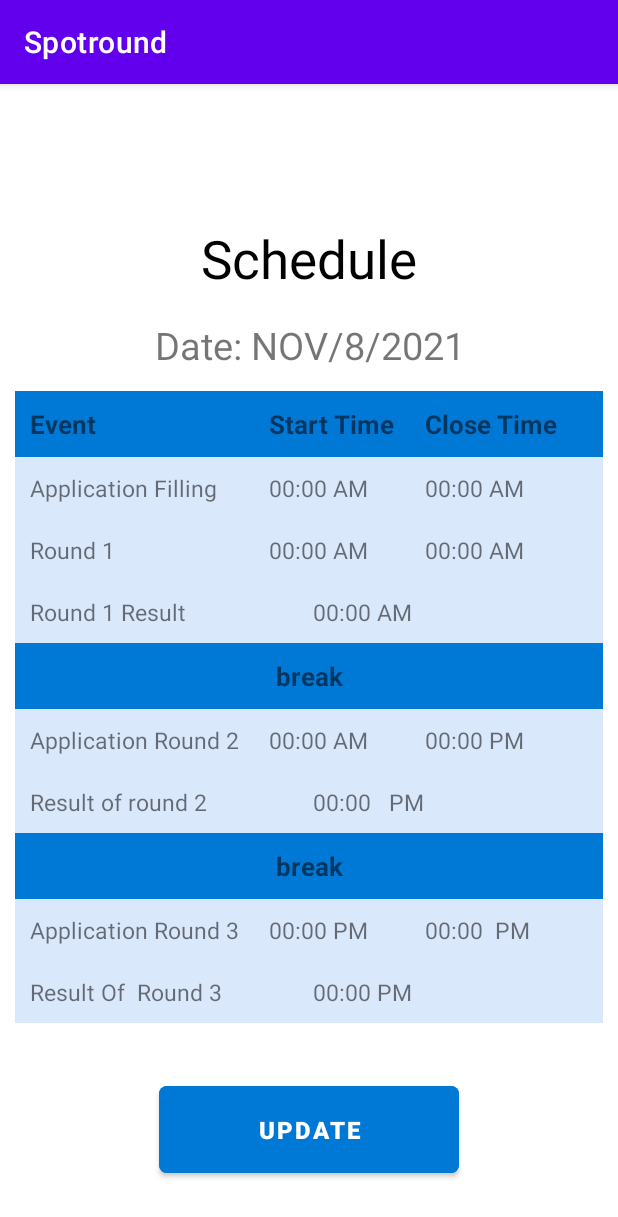
After one commit to SpotRoundProject/Main, an Android app: the setSchedule screen opened directly, with no data from a screen before it, on a phone screen of 412 x 824 dp. The commit adds this screen. Shown: the top 1217 px of the screen. Run offline under Robolectric (Android 15) with nearby library versions, the phone set to English and light mode, and no system bars; our stand-ins replace Firebase (no records; nobody signed in at launch, a user with empty details on screens opened directly).

Commit message:
set Schedule

```diff
--- a/app/src/main/AndroidManifest.xml
+++ b/app/src/main/AndroidManifest.xml
@@ -13,7 +13,8 @@
         android:roundIcon="@mipmap/ic_launcher_round"
         android:supportsRtl="true"
         android:theme="@style/Theme.Spotround">
-        <activity android:name=".CandidateList"/>
+        <activity android:name=".setSchedule"></activity>
+        <activity android:name=".CandidateList" />
         <activity android:name=".ResultActivity" />
         <activity
             android:name=".UpdateVacancy"
--- a/app/src/main/java/com/example/spotround/InstituteActivity.java
+++ b/app/src/main/java/com/example/spotround/InstituteActivity.java
@@ -124,6 +124,12 @@ public class InstituteActivity extends AppCompatActivity {
             @Override
             public void onClick(View v) {
                 startActivity(new Intent(InstituteActivity.this, UpdateVacancy.class));
+            }
+        });
+        binding.setSchedule.setOnClickListener(new View.OnClickListener() {
+            @Override
+            public void onClick(View v) {
+                startActivity(new Intent(InstituteActivity.this, setSchedule.class));
             }
         });
     }
--- /dev/null
+++ b/app/src/main/java/com/example/spotround/setSchedule.java
@@ -0,0 +1,241 @@
+package com.example.spotround;
+
+import androidx.appcompat.app.AppCompatActivity;
+
+import android.app.AlertDialog;
+import android.app.DatePickerDialog;
+import android.app.TimePickerDialog;
+import android.os.Bundle;
+import android.view.View;
+import android.widget.DatePicker;
+import android.widget.TimePicker;
+
+import com.example.spotround.databinding.ActivitySetScheduleBinding;
+import com.example.spotround.modle.Schedule;
+import com.google.firebase.firestore.DocumentReference;
+import com.google.firebase.firestore.FirebaseFirestore;
+
+import java.util.Calendar;
+import java.util.Locale;
+
+public class setSchedule extends AppCompatActivity {
+    ActivitySetScheduleBinding binding;
+    private DatePickerDialog datePickerDialog;
+    int hour, minute;
+    FirebaseFirestore fireStore;
+    DocumentReference reference;
+    Schedule schedule;
+    @Override
+    protected void onCreate(Bundle savedInstanceState) {
+        super.onCreate(savedInstanceState);
+        binding = ActivitySetScheduleBinding.inflate(getLayoutInflater());
+        setContentView(binding.getRoot());
+        initDatePicker();
+        fireStore = FirebaseFirestore.getInstance();
+        reference = fireStore.collection("Schedule").document("schedule");
+        binding.updatebutton.setOnClickListener(new View.OnClickListener() {
+            @Override
+            public void onClick(View v) {
+                schedule = new Schedule(binding.date.getText().toString(),binding.applicationFillingStart.getText().toString(),binding.applicationFillingEnd.getText().toString(),binding.round1Start.getText().toString(),binding.round1End.getText().toString(),binding.R1Result.getText().toString(),binding.round2Start.getText().toString(),binding.round2End.getText().toString(),binding.R2Result.getText().toString(),binding.round3Start.getText().toString(),binding.round3End.getText().toString(),binding.R3Result.getText().toString());
+                reference.set(schedule);
+            }
+        });
+
+
+
+
+        binding.date.setText("Date: "+getTodaysDate());
+
+        binding.date.setOnClickListener(new View.OnClickListener() {
+            @Override
+            public void onClick(View v) {
+                datePickerDialog.show();
+
+
+
+            }
+        });
+        binding.applicationFillingStart.setOnClickListener(new View.OnClickListener() {
+            @Override
+            public void onClick(View v) {
+                popTimePicker( "applicationFillingStart");
+
+            }
+        });
+        binding.applicationFillingEnd.setOnClickListener(new View.OnClickListener() {
+            @Override
+            public void onClick(View v) {
+                popTimePicker( "applicationFillingEnd");
+            }
+        });
+        binding.round1Start.setOnClickListener(new View.OnClickListener() {
+            @Override
+            public void onClick(View v) {
+                popTimePicker( "round1Start");
+            }
+        });
+        binding.round1End.setOnClickListener(new View.OnClickListener() {
+            @Override
+            public void onClick(View v) {
+                popTimePicker( "round1End");
+            }
+        });
+        binding.R1Result.setOnClickListener(new View.OnClickListener() {
+            @Override
+            public void onClick(View v) {
+                popTimePicker( "R1Result");
+            }
+        });
+        binding.round2Start.setOnClickListener(new View.OnClickListener() {
+            @Override
+            public void onClick(View v) {
+                popTimePicker( "round2Start");
+            }
+        });
+        binding.round2End.setOnClickListener(new View.OnClickListener() {
+            @Override
+            public void onClick(View v) {
+                popTimePicker( "round2End");
+            }
+        });
+        binding.R2Result.setOnClickListener(new View.OnClickListener() {
+            @Override
+            public void onClick(View v) {
+                popTimePicker( "R2Result");
+            }
+        });
+        binding.round3Start.setOnClickListener(new View.OnClickListener() {
+            @Override
+            public void onClick(View v) {
+                popTimePicker( "round3Start");
+            }
+        });
+        binding.round3End.setOnClickListener(new View.OnClickListener() {
+            @Override
+            public void onClick(View v) {
+                popTimePicker( "round3End");
+            }
+        });
+        binding.R3Result.setOnClickListener(new View.OnClickListener() {
+            @Override
+            public void onClick(View v) {
+                popTimePicker( "R3Result");
+            }
+        });
+
+
+    }
+    public void popTimePicker(String button)
+    {
+        TimePickerDialog.OnTimeSetListener onTimeSetListener = new TimePickerDialog.OnTimeSetListener()
+        {
+            @Override
+            public void onTimeSet(TimePicker timePicker, int selectedHour, int selectedMinute)
+            {
+                hour = selectedHour;
+                minute = selectedMinute;
+                switch (button)
+                {
+                    case "applicationFillingStart" : binding.applicationFillingStart.setText(String.format(Locale.getDefault(), "%02d:%02d",hour, minute));
+                                                    break;
+                    case "applicationFillingEnd"   : binding.applicationFillingEnd.setText(String.format(Locale.getDefault(), "%02d:%02d",hour, minute));
+                                                    break;
+                    case "round1Start"              : binding.round1Start.setText(String.format(Locale.getDefault(), "%02d:%02d",hour, minute));
+                        break;
+                    case "round1End"              : binding.round1End.setText(String.format(Locale.getDefault(), "%02d:%02d",hour, minute));
+                        break;
+                    case "round2Start"              : binding.round2Start.setText(String.format(Locale.getDefault(), "%02d:%02d",hour, minute));
+                        break;
+                    case "round2End"              : binding.round2End.setText(String.format(Locale.getDefault(), "%02d:%02d",hour, minute));
+                        break;
+                    case "R1Result"              : binding.R1Result.setText(String.format(Locale.getDefault(), "%02d:%02d",hour, minute));
+                        break;
+                    case "round3Start"              : binding.round3Start.setText(String.format(Locale.getDefault(), "%02d:%02d",hour, minute));
+                        break;
+                    case "R2Result"              : binding.R2Result.setText(String.format(Locale.getDefault(), "%02d:%02d",hour, minute));
+                        break;
+                    case "round3End"              : binding.round3End.setText(String.format(Locale.getDefault(), "%02d:%02d",hour, minute));
+                        break;
+                    case "R3Result"              : binding.R3Result.setText(String.format(Locale.getDefault(), "%02d:%02d",hour, minute));
+                        break;
+                }
+                binding.applicationFillingStart.setText(String.format(Locale.getDefault(), "%02d:%02d",hour, minute));
+            }
+        };
+
+        // int style = AlertDialog.THEME_HOLO_DARK;
+
+        TimePickerDialog timePickerDialog = new TimePickerDialog(this, /*style,*/ onTimeSetListener, hour, minute, true);
+
+        timePickerDialog.setTitle("Select Time");
+        timePickerDialog.show();
+    }
+
+
+    private String getTodaysDate()
+    {
+        Calendar cal = Calendar.getInstance();
+        int year =cal.get(Calendar.YEAR);
+        int month = cal.get(Calendar.MONTH);
+        month=month+1;
+        int day = cal.get(Calendar.DAY_OF_MONTH);
+        return makeDateString(day , month,year);
+
+    }
+    private void initDatePicker()
+    {
+        DatePickerDialog.OnDateSetListener dateSetListener = new DatePickerDialog.OnDateSetListener()
+        {
+            @Override
+            public void onDateSet(DatePicker datePicker, int year , int month, int day)
+            {
+                month = month+1;
+                String date = makeDateString(day, month, year);
+                binding.date.setText("Date: "+date);
+
+            }
+        } ;
+        Calendar cal = Calendar.getInstance();
+        int year =cal.get(Calendar.YEAR);
+        int month = cal.get(Calendar.MONTH);
+        int day = cal.get(Calendar.DAY_OF_MONTH);
+        int style = AlertDialog.THEME_HOLO_LIGHT;
+        datePickerDialog = new DatePickerDialog(this,style,dateSetListener,year ,month ,day);
+    }
+
+    private String makeDateString(int day, int month, int year)
+    {
+        return getMonthFormat(month)+"/"+day+ "/"+year;
+    }
+
+    private String getMonthFormat(int month)
+    {
+        if(month == 1)
+            return "JAN";
+        if(month == 2)
+            return "FEB";
+        if(month == 3)
+            return "MAR";
+        if(month == 4)
+            return "APR";
+        if(month == 5)
+            return "MAY";
+        if(month == 6)
+            return "JUNE";
+        if(month == 7)
+            return "JULY";
+        if(month == 8)
+            return "AUG";
+        if(month == 9)
+            return "SEP";
+        if(month == 10)
+            return "OCT";
+        if(month == 11)
+            return "NOV";
+        if(month == 12)
+            return "DEC";
+        return "JAN";
+    }
+
+
+}
--- /dev/null
+++ b/app/src/main/res/layout/activity_set_schedule.xml
@@ -0,0 +1,298 @@
+<?xml version="1.0" encoding="utf-8"?>
+<androidx.constraintlayout.widget.ConstraintLayout xmlns:android="http://schemas.android.com/apk/res/android"
+    xmlns:app="http://schemas.android.com/apk/res-auto"
+    xmlns:tools="http://schemas.android.com/tools"
+    android:layout_width="match_parent"
+    android:layout_height="match_parent"
+    android:backgroundTint="#55ACDC"
+    tools:context=".setSchedule">
+
+    <TableLayout
+        android:id="@+id/tableLayout"
+        android:layout_width="match_parent"
+        android:layout_height="wrap_content"
+        android:layout_marginTop="50dp"
+        android:layout_marginBottom="100dp"
+        android:paddingLeft="10dp"
+        android:paddingRight="10dp"
+        app:layout_constraintBottom_toBottomOf="parent"
+        app:layout_constraintEnd_toEndOf="parent"
+        app:layout_constraintStart_toStartOf="parent"
+        app:layout_constraintTop_toTopOf="parent"
+        tools:context=".MainActivity">
+
+        <TextView
+            android:layout_width="wrap_content"
+            android:layout_height="56dp"
+            android:layout_weight="0"
+            android:text="Schedule"
+            android:textAlignment="center"
+            android:textColor="#000"
+            android:textSize="35sp" />
+
+        <TextView
+            android:id="@+id/date"
+            android:layout_width="wrap_content"
+            android:layout_height="56dp"
+            android:layout_weight="0"
+            android:gravity="center"
+            android:paddingBottom="5dp"
+            android:text="Date: DD/MM/YYYY"
+            android:textAlignment="center"
+            android:textSize="25sp" />
+
+        <TableRow
+            android:background="#0079D6"
+            android:padding="10dp">
+
+            <TextView
+                android:layout_width="wrap_content"
+                android:layout_height="wrap_content"
+                android:layout_weight="1"
+                android:text="Event"
+                android:textSize="17sp"
+                android:textStyle="bold" />
+
+            <TextView
+                android:layout_width="wrap_content"
+                android:layout_height="wrap_content"
+                android:layout_weight="1"
+                android:text="Start Time"
+                android:textSize="17sp"
+                android:textStyle="bold" />
+
+            <TextView
+                android:layout_width="wrap_content"
+                android:layout_height="wrap_content"
+                android:layout_weight="1"
+                android:text="Close Time"
+                android:textSize="17sp"
+                android:textStyle="bold" />
+        </TableRow>
+
+        <TableRow
+            android:background="#DAE8FC"
+            android:padding="10dp">
+
+            <TextView
+                android:layout_width="wrap_content"
+                android:layout_height="wrap_content"
+                android:layout_weight="1"
+                android:text="Application Filling"
+                android:textSize="15sp" />
+
+            <TextView
+                android:id="@+id/applicationFillingStart"
+                android:layout_width="wrap_content"
+                android:layout_height="wrap_content"
+                android:layout_weight="1"
+                android:text="00:00 AM"
+                android:textSize="15sp" />
+
+            <TextView
+                android:id="@+id/applicationFillingEnd"
+                android:layout_width="wrap_content"
+                android:layout_height="wrap_content"
+                android:layout_weight="1"
+                android:text="00:00 AM"
+                android:textSize="15sp" />
+        </TableRow>
+
+        <TableRow
+            android:background="#DAE8FC"
+            android:padding="10dp">
+
+            <TextView
+                android:layout_width="wrap_content"
+                android:layout_height="wrap_content"
+                android:layout_weight="1"
+                android:text="Round 1"
+                android:textSize="15sp" />
+
+            <TextView
+                android:id="@+id/round1Start"
+                android:layout_width="wrap_content"
+                android:layout_height="wrap_content"
+                android:layout_weight="1"
+                android:text="00:00 AM"
+                android:textSize="15sp" />
+
+            <TextView
+                android:id="@+id/round1End"
+                android:layout_width="wrap_content"
+                android:layout_height="wrap_content"
+                android:layout_weight="1"
+                android:text="00:00 AM"
+                android:textSize="15sp" />
+        </TableRow>
+
+        <TableRow
+            android:background="#DAE8FC"
+            android:padding="10dp">
+
+            <TextView
+                android:layout_width="wrap_content"
+                android:layout_height="wrap_content"
+                android:layout_weight="0.5"
+                android:text="Round 1 Result "
+                android:textSize="15sp" />
+
+            <TextView
+                android:id="@+id/R1Result"
+                android:layout_width="wrap_content"
+                android:layout_height="wrap_content"
+                android:layout_weight="1"
+                android:text="00:00 AM"
+                android:textSize="15dp" />
+
+        </TableRow>
+
+        <TableRow
+            android:background="#0079D6"
+            android:padding="10dp">
+
+            <TextView
+                android:layout_width="wrap_content"
+                android:layout_height="wrap_content"
+                android:layout_weight="1"
+                android:text="break"
+                android:textAlignment="center"
+                android:textSize="17sp"
+                android:textStyle="bold" />
+
+        </TableRow>
+
+        <TableRow
+            android:background="#DAE8FC"
+            android:padding="10dp">
+
+            <TextView
+                android:layout_width="wrap_content"
+                android:layout_height="wrap_content"
+                android:layout_weight="1"
+                android:text="Application Round 2"
+                android:textSize="15sp" />
+
+            <TextView
+                android:id="@+id/round2Start"
+                android:layout_width="wrap_content"
+                android:layout_height="wrap_content"
+                android:layout_weight="1"
+                android:text="00:00 AM"
+                android:textSize="15sp" />
+
+            <TextView
+                android:id="@+id/round2End"
+                android:layout_width="wrap_content"
+                android:layout_height="wrap_content"
+                android:layout_weight="1"
+                android:text="00:00 PM"
+                android:textSize="15sp" />
+        </TableRow>
+
+        <TableRow
+            android:background="#DAE8FC"
+            android:padding="10dp">
+
+            <TextView
+                android:layout_width="wrap_content"
+                android:layout_height="wrap_content"
+                android:layout_weight="0.5"
+                android:text="Result of round 2"
+                android:textSize="15sp" />
+
+            <TextView
+                android:id="@+id/R2Result"
+                android:layout_width="wrap_content"
+                android:layout_height="wrap_content"
+                android:layout_weight="1"
+                android:text="00:00   PM"
+                android:textSize="15sp" />
+
+        </TableRow>
+
+        <TableRow
+            android:background="#0079D6"
+            android:padding="10dp">
+
+            <TextView
+                android:layout_width="wrap_content"
+                android:layout_height="wrap_content"
+                android:layout_weight="1"
+                android:text="break"
+                android:textAlignment="center"
+                android:textSize="17sp"
+                android:textStyle="bold" />
+
+        </TableRow>
+
+        <TableRow
+            android:background="#DAE8FC"
+            android:padding="10dp">
+
+            <TextView
+                android:layout_width="wrap_content"
+                android:layout_height="wrap_content"
+                android:layout_weight="1"
+                android:text="Application Round 3"
+                android:textSize="15sp" />
+
+            <TextView
+                android:id="@+id/round3Start"
+                android:layout_width="wrap_content"
+                android:layout_height="wrap_content"
+                android:layout_weight="1"
+                android:text="00:00 PM"
+                android:textSize="15sp" />
+
+            <TextView
+                android:id="@+id/round3End"
+                android:layout_width="wrap_content"
+                android:layout_height="wrap_content"
+                android:layout_weight="1"
+                android:text="00:00  PM"
+                android:textSize="15sp" />
+        </TableRow>
+
+        <TableRow
+            android:background="#DAE8FC"
+            android:padding="10dp">
+
+            <TextView
+                android:layout_width="wrap_content"
+                android:layout_height="wrap_content"
+                android:layout_weight="0.5"
+                android:text="Result Of  Round 3"
+                android:textSize="15sp" />
+
+            <TextView
+                android:id="@+id/R3Result"
+                android:layout_width="wrap_content"
+                android:layout_height="wrap_content"
+                android:layout_weight="1"
+                android:text="00:00 PM"
+                android:textSize="15sp" />
+
+        </TableRow>
+
+    </TableLayout>
+
+    <Button
+        android:id="@+id/updatebutton"
+        android:layout_width="200dp"
+        android:layout_height="70dp"
+        android:layout_marginStart="162dp"
+        android:layout_marginTop="16dp"
+        android:layout_marginEnd="162dp"
+        android:layout_marginBottom="16dp"
+        android:backgroundTint="#0079D6"
+        android:text="Update"
+        android:textSize="16sp"
+        android:textStyle="bold"
+        app:cornerRadius="5dp"
+        app:layout_constraintBottom_toBottomOf="parent"
+        app:layout_constraintEnd_toEndOf="parent"
+        app:layout_constraintStart_toStartOf="parent"
+        app:layout_constraintTop_toBottomOf="@+id/tableLayout" />
+
+</androidx.constraintlayout.widget.ConstraintLayout>
```
